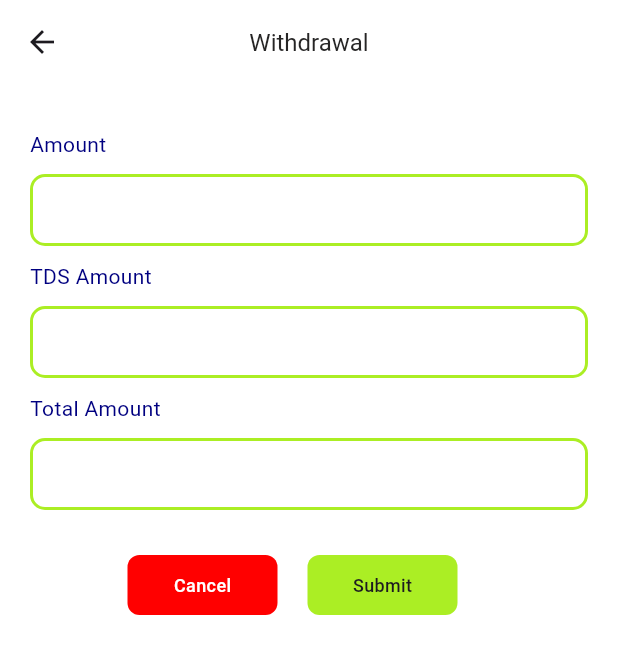
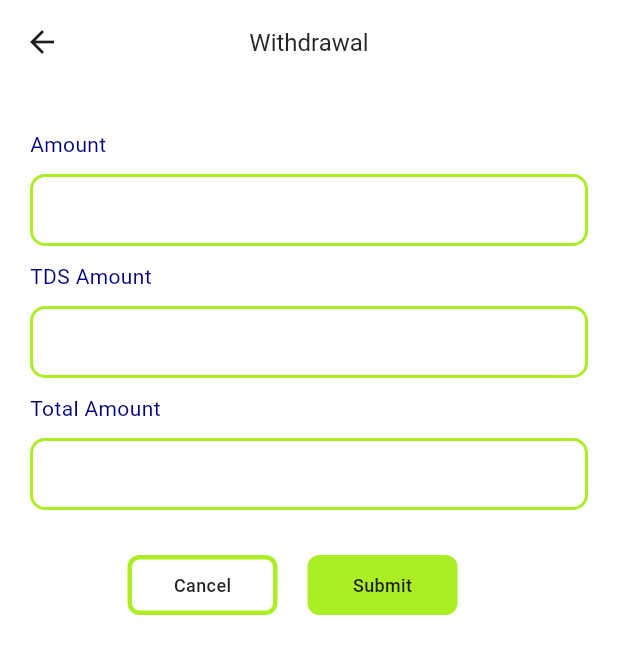
Before and after one commit to seclobproject/Market-Journey_App, a Flutter app: the Cashwithdraw screen opened directly, on a phone screen of 412 x 824 dp. Shown: the top 654 px of the screen. Run offline on Flutter 3.47's test engine with Material 3 defaults, Android fonts, the phone set to English and light mode, and no system bars; our stand-ins replace dio, flutter_svg, logger, shared_preferences; missing offline and left inert: scroll_loop_auto_scroll; accounts and stored records are empty.

Commit message:
edited withdraw page

```diff
--- a/lib/screens/wallet/widgets/cashwithdraw.dart
+++ b/lib/screens/wallet/widgets/cashwithdraw.dart
@@ -133,13 +133,13 @@ class _CashwithdrawState extends State<Cashwithdraw> {
                           height: 40,
                           width: 100,
                           decoration: BoxDecoration(
-                              color: appBlueColor,
+                              border: Border.all(color: yellow, width: 3),
                               borderRadius: BorderRadius.circular(8)),
                           child: Center(
                               child: Text(
                             'Cancel',
                             style: TextStyle(
-                                color: marketbg,
+                                color: black,
                                 fontSize: 12,
                                 fontWeight: FontWeight.w500),
                           )),
```
Also changed, not shown: pubspec.lock.
